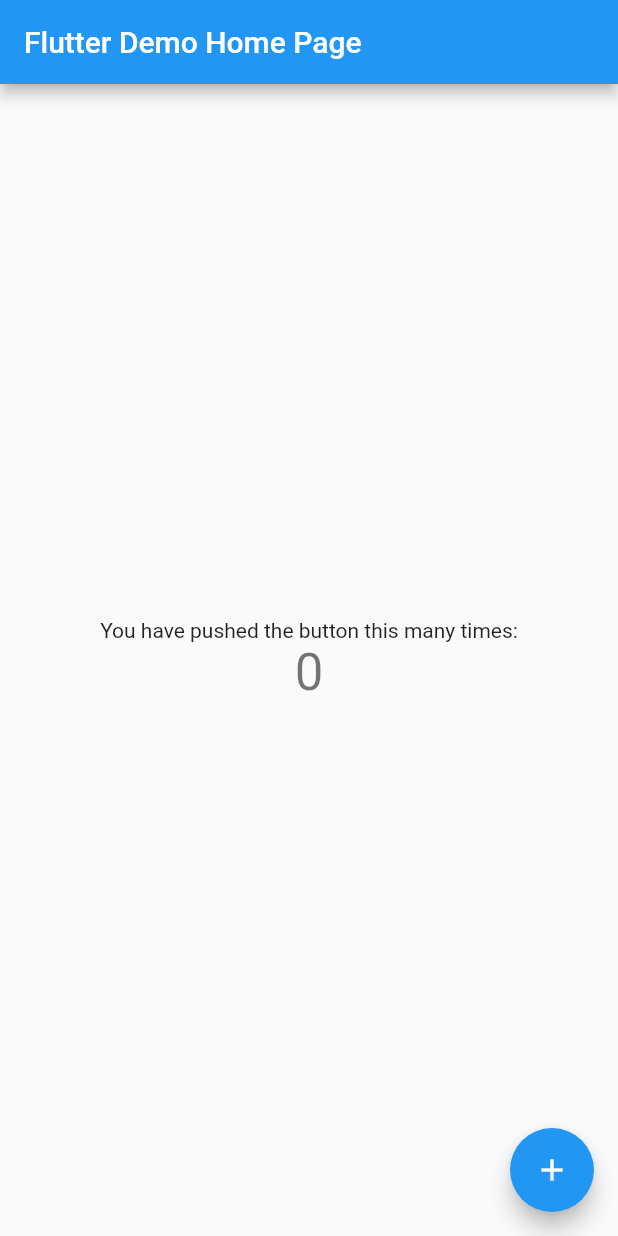
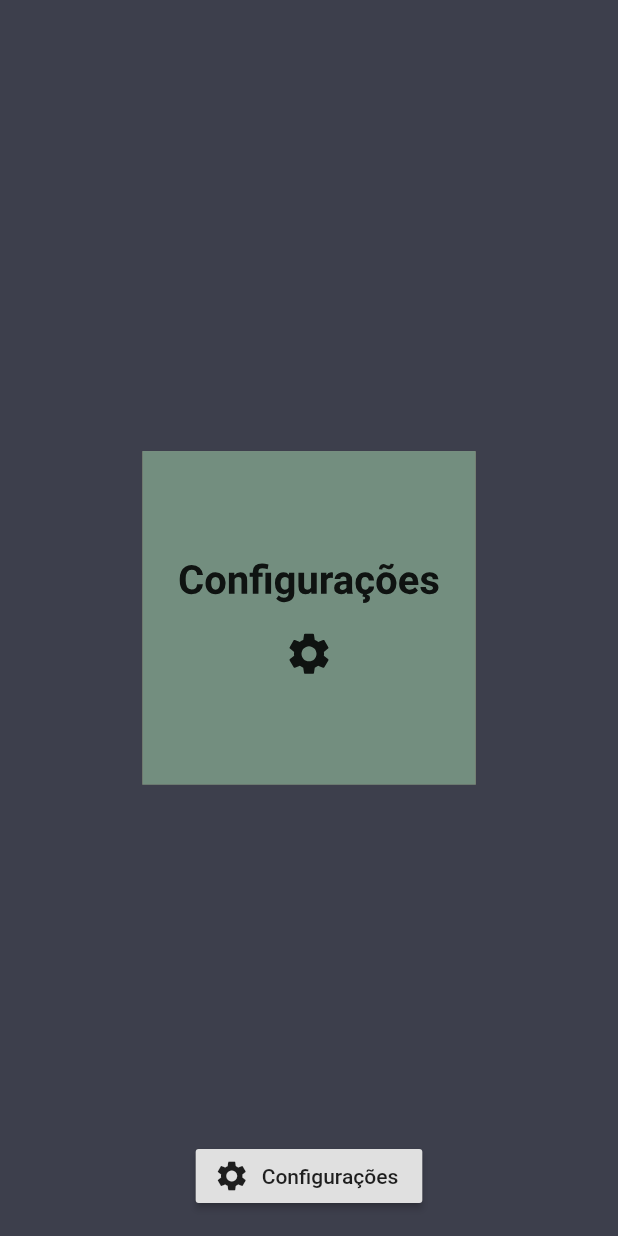
Before and after one commit to Bwolfnoob/Flutter-3d-cube-menu, a Flutter app: the screen it shows after launch, on a phone screen of 412 x 824 dp. Run offline on Flutter 3.47's test engine with Material 2 defaults, Android fonts, the phone set to English and light mode, and no system bars.

Commit message:
Como foi mandado para o Flutter Create

```diff
--- a/lib/main.dart
+++ b/lib/main.dart
@@ -1,111 +1,209 @@
+import 'dart:math';
 import 'package:flutter/material.dart';
-
 void main() => runApp(MyApp());
 
-class MyApp extends StatelessWidget {
-  // This widget is the root of your application.
+var x=0.0;
+var y=0.0;
+var h = 200.0;
+var r = h / 2;
+Offset offset = Offset.zero;
+List<Color> cores = [
+  Color.fromRGBO(61, 63, 76, 1),
+  Color.fromRGBO(72, 81, 88, 1),
+  Color.fromRGBO(88, 110, 107, 1),
+  Color.fromRGBO(115, 142, 127, 1),
+  Color.fromRGBO(149, 167, 145, 1),
+  Color.fromRGBO(182, 194, 170, 1),
+  Color.fromRGBO(228, 217, 197, 1),
+  Color.fromRGBO(145, 114, 96, 1),
+  Color.fromRGBO(124, 90, 80, 1),
+  Color.fromRGBO(90, 58, 63, 1),
+  Color.fromRGBO(51, 33, 49, 1),
+  Color.fromRGBO(38, 16, 37, 1),
+];
+
+class MyApp extends StatefulWidget {
+  @override
+  _MyAppState createState() => _MyAppState();
+}
+
+class _MyAppState extends State<MyApp> {
   @override
   Widget build(BuildContext context) {
     return MaterialApp(
-      title: 'Flutter Demo',
+      title: '3d Menu Cube',
       theme: ThemeData(
-        // This is the theme of your application.
-        //
-        // Try running your application with "flutter run". You'll see the
-        // application has a blue toolbar. Then, without quitting the app, try
-        // changing the primarySwatch below to Colors.green and then invoke
-        // "hot reload" (press "r" in the console where you ran "flutter run",
-        // or simply save your changes to "hot reload" in a Flutter IDE).
-        // Notice that the counter didn't reset back to zero; the application
-        // is not restarted.
         primarySwatch: Colors.blue,
       ),
-      home: MyHomePage(title: 'Flutter Demo Home Page'),
+      home: Menu()
+    );
+  }
+}
+class Menu extends StatefulWidget {
+  @override
+  _MenuState createState() => _MenuState();
+}
+
+class _MenuState extends State<Menu> {
+  final Matrix4 frente = Matrix4.identity()..setEntry(3, 2, 0.001)..translate(h * sin(pi) * cos(0),h * sin(pi) * sin(0),h * cos(pi) - 50);
+  @override
+  Widget build(BuildContext context) {
+    x = offset.dx * 0.013;
+    y = offset.dy * 0.013;
+
+    List<Face> faces = [
+      Face(Page('Perfil', Icons.account_circle, Container(), cores[2], context), x, 0, x, y),
+      Face(Page('Configurações', Icons.settings, ConfigPage(), cores[3], context), -x + pi, pi, x, y),
+      Face(Page('Flutter', Icons.backup, Container(), cores[4], context), x, pi, x - (pi/2), 0, y),
+      Face(Page('Create', Icons.headset, Container(), cores[9], context), x, 0, x - (pi/2), 0, y),
+      Face(Page('Home', Icons.home, Container(), cores[8], context), x, 0, x, y - (pi/2)),
+      Face(Page('BRASIL', Icons.account_circle, Container(), cores[7], context), -x + pi, pi, x, y - (pi/2))
+    ];
+    faces..sort((a, b) => a.matriz.relativeError(frente).compareTo(b.matriz.relativeError(frente)));
+    return GestureDetector(
+      onPanUpdate: (dt) => setState(() { offset = Offset(offset.dx + dt.delta.dy, offset.dy - dt.delta.dx); }),
+      onDoubleTap: () => setState(() { x=0;y=0; offset = Offset.zero; }),
+      child: Scaffold(
+        backgroundColor: cores[0],
+        floatingActionButton: RaisedButton.icon(
+          icon: Icon(faces[0].page.icon),
+          label: Text(faces[0].page.tag),
+          onPressed: () => Navigator.push(context, MaterialPageRoute(builder: (BuildContext context) => Scaffold(backgroundColor: cores[6], body: faces[0].page.maior),))
+        ),
+        floatingActionButtonLocation: FloatingActionButtonLocation.centerFloat,
+        body: Column(
+          children: <Widget>[
+            Expanded(
+              child: Center(
+                child: Container(
+                  height: h,
+                  width: h,
+                  child: Stack(
+                    children: faces.reversed.map((face) => Transform(alignment: Alignment.center,transform: face.matriz,child: face.page.menor,)).toList().cast<Widget>(),
+                  ),
+                )
+              )
+            ),
+          ],
+        ),
+      ),
     );
   }
 }
 
-class MyHomePage extends StatefulWidget {
-  MyHomePage({Key key, this.title}) : super(key: key);
-
-  // This widget is the home page of your application. It is stateful, meaning
-  // that it has a State object (defined below) that contains fields that affect
-  // how it looks.
-
-  // This class is the configuration for the state. It holds the values (in this
-  // case the title) provided by the parent (in this case the App widget) and
-  // used by the build method of the State. Fields in a Widget subclass are
-  // always marked "final".
-
-  final String title;
-
-  @override
-  _MyHomePageState createState() => _MyHomePageState();
+class Page {
+  String tag;
+  var icon;
+  Widget child;
+  Color cor;
+  Widget menor;
+  Widget maior;
+  var context;
+  Page(this.tag, this.icon, this.child, this.cor, this.context) {
+    menor = PHero(
+      tag: tag,
+      child: Container(
+        height: h,
+        width: h,
+        color: this.cor,
+        child: Column(
+          mainAxisAlignment: MainAxisAlignment.center,
+          crossAxisAlignment: CrossAxisAlignment.center,
+          children: <Widget>[
+            Text(tag, style: TextStyle(fontSize: 24, fontWeight: FontWeight.bold),),
+            Container(height: 15,),
+            Icon(icon, size: 30,),
+          ],
+        ),)
+      );
+    maior = PHero(
+      tag: tag,
+      child:Scaffold(
+        backgroundColor: cor,
+        body: ListView(
+          children: <Widget>[
+            Container(height: 25,),
+            Row(
+              mainAxisAlignment: MainAxisAlignment.spaceAround,
+              children: <Widget>[
+                Icon(icon, size: 30,),
+                Text(tag, style: TextStyle(fontSize: 24, fontWeight: FontWeight.bold),),
+                IconButton(icon: Icon(Icons.menu, size: 30), onPressed: () => Navigator.pushReplacement(context, MaterialPageRoute(builder: (context) => Menu())),)
+              ],
+            ),
+          ],
+    ),
+      ));
+  }
 }
 
-class _MyHomePageState extends State<MyHomePage> {
-  int _counter = 0;
-
-  void _incrementCounter() {
-    setState(() {
-      // This call to setState tells the Flutter framework that something has
-      // changed in this State, which causes it to rerun the build method below
-      // so that the display can reflect the updated values. If we changed
-      // _counter without calling setState(), then the build method would not be
-      // called again, and so nothing would appear to happen.
-      _counter++;
-    });
-  }
-
+class PHero extends StatelessWidget {
+  final String tag;
+  final Widget child;
+  const PHero({Key key, this.tag, this.child}) : super(key: key);
   @override
   Widget build(BuildContext context) {
-    // This method is rerun every time setState is called, for instance as done
-    // by the _incrementCounter method above.
-    //
-    // The Flutter framework has been optimized to make rerunning build methods
-    // fast, so that you can just rebuild anything that needs updating rather
-    // than having to individually change instances of widgets.
-    return Scaffold(
-      appBar: AppBar(
-        // Here we take the value from the MyHomePage object that was created by
-        // the App.build method, and use it to set our appbar title.
-        title: Text(widget.title),
-      ),
-      body: Center(
-        // Center is a layout widget. It takes a single child and positions it
-        // in the middle of the parent.
-        child: Column(
-          // Column is also layout widget. It takes a list of children and
-          // arranges them vertically. By default, it sizes itself to fit its
-          // children horizontally, and tries to be as tall as its parent.
-          //
-          // Invoke "debug painting" (press "p" in the console, choose the
-          // "Toggle Debug Paint" action from the Flutter Inspector in Android
-          // Studio, or the "Toggle Debug Paint" command in Visual Studio Code)
-          // to see the wireframe for each widget.
-          //
-          // Column has various properties to control how it sizes itself and
-          // how it positions its children. Here we use mainAxisAlignment to
-          // center the children vertically; the main axis here is the vertical
-          // axis because Columns are vertical (the cross axis would be
-          // horizontal).
-          mainAxisAlignment: MainAxisAlignment.center,
-          children: <Widget>[
-            Text(
-              'You have pushed the button this many times:',
-            ),
-            Text(
-              '$_counter',
-              style: Theme.of(context).textTheme.display1,
-            ),
-          ],
-        ),
-      ),
-      floatingActionButton: FloatingActionButton(
-        onPressed: _incrementCounter,
-        tooltip: 'Increment',
-        child: Icon(Icons.add),
-      ), // This trailing comma makes auto-formatting nicer for build methods.
+    return Hero(
+      tag: tag,
+      child: child,
     );
   }
 }
+
+class Face {
+  double teta;
+  double fi;
+  double rtX;
+  double rtY;
+  double rtZ;
+  Matrix4 matriz;
+  Page page;
+  Face(this.page, this.teta, this.fi, [this.rtX = 0, this.rtY = 0, this.rtZ = 0]){
+    matriz = Matrix4.identity()
+    ..setEntry(3, 2, 0.001)
+    ..rotateX(this.rtX)
+    ..rotateY(this.rtY)
+    ..rotateZ(this.rtZ)
+    ..translate(
+      r * sin(this.fi) * cos(this.teta),
+      r * sin(this.fi) * sin(this.teta),
+      r * cos(this.fi)
+    );
+  }
+}
+
+class PageHero extends StatelessWidget {
+  final Widget child;
+  final String tag;
+  const PageHero({Key key, this.tag, this.child}) : super(key: key);
+  @override
+  Widget build(BuildContext context) {
+    return Hero(
+      child: Scaffold(
+        body: child,
+        floatingActionButton: IconButton(
+          icon: Icon(Icons.menu),
+          onPressed: () => Navigator.pushReplacement(context, MaterialPageRoute(builder: (BuildContext context) => Menu())),
+        ),
+      ),
+      tag: tag,
+    );
+  }
+}
+
+class ConfigPage extends StatelessWidget {
+  @override
+  Widget build(BuildContext context) {
+    return PageHero(
+      tag: 'Config',
+      child: Column(
+        children: <Widget>[
+          Container(
+            padding: const EdgeInsets.only(top: 25, left: 20),
+            child: Text('Configurações', style: TextStyle(fontSize: 20, fontWeight: FontWeight.bold),),
+          )
+        ],
+      )
+    );
+  }
+}
```
